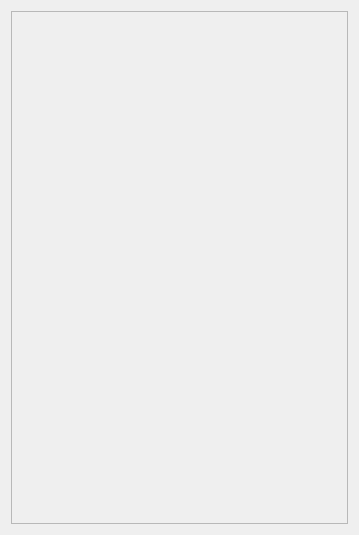
First picture: the form in branches/chart/ui/ChartWidget.ui, repository mk4me/hm-mde-one, before the edit.
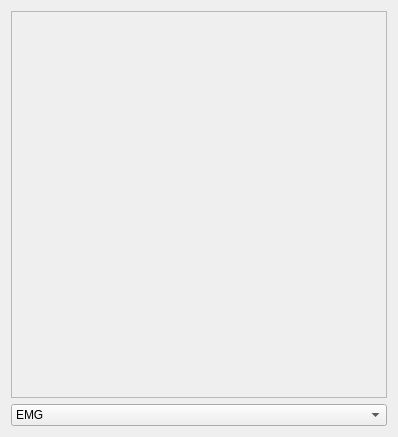
Second picture: the form after the edit.

```diff
--- a/branches/chart/ui/ChartWidget.ui
+++ b/branches/chart/ui/ChartWidget.ui
@@ -6,8 +6,8 @@
    <rect>
     <x>0</x>
     <y>0</y>
-    <width>359</width>
-    <height>535</height>
+    <width>398</width>
+    <height>437</height>
    </rect>
   </property>
   <property name="windowTitle">
@@ -15,23 +15,43 @@
   </property>
   <layout class="QVBoxLayout" name="verticalLayout_2">
    <item>
-    <layout class="QHBoxLayout" name="horizontalLayout">
-     <property name="bottomMargin">
-      <number>0</number>
+    <layout class="QVBoxLayout" name="mainChart"/>
+   </item>
+   <item>
+    <widget class="QScrollArea" name="scrollArea">
+     <property name="widgetResizable">
+      <bool>true</bool>
      </property>
-    </layout>
+     <widget class="QWidget" name="scrollAreaWidgetContents">
+      <property name="geometry">
+       <rect>
+        <x>0</x>
+        <y>0</y>
+        <width>378</width>
+        <height>383</height>
+       </rect>
+      </property>
+      <layout class="QVBoxLayout" name="verticalLayout">
+       <item>
+        <layout class="QVBoxLayout" name="allChart"/>
+       </item>
+      </layout>
+     </widget>
+    </widget>
    </item>
    <item>
-    <layout class="QVBoxLayout" name="verticalLayout_3">
+    <widget class="QComboBox" name="comboBox">
      <item>
-      <widget class="QScrollArea" name="scrollArea">
-       <property name="widgetResizable">
-        <bool>true</bool>
-       </property>
-       <widget class="QWidget" name="scrollAreaWidgetContents"/>
-      </widget>
+      <property name="text">
+       <string>EMG</string>
+      </property>
      </item>
-    </layout>
+     <item>
+      <property name="text">
+       <string>GRF</string>
+      </property>
+     </item>
+    </widget>
    </item>
   </layout>
  </widget>
```
Left out of the diff: 22 changed lines with no effect on the pictures.
